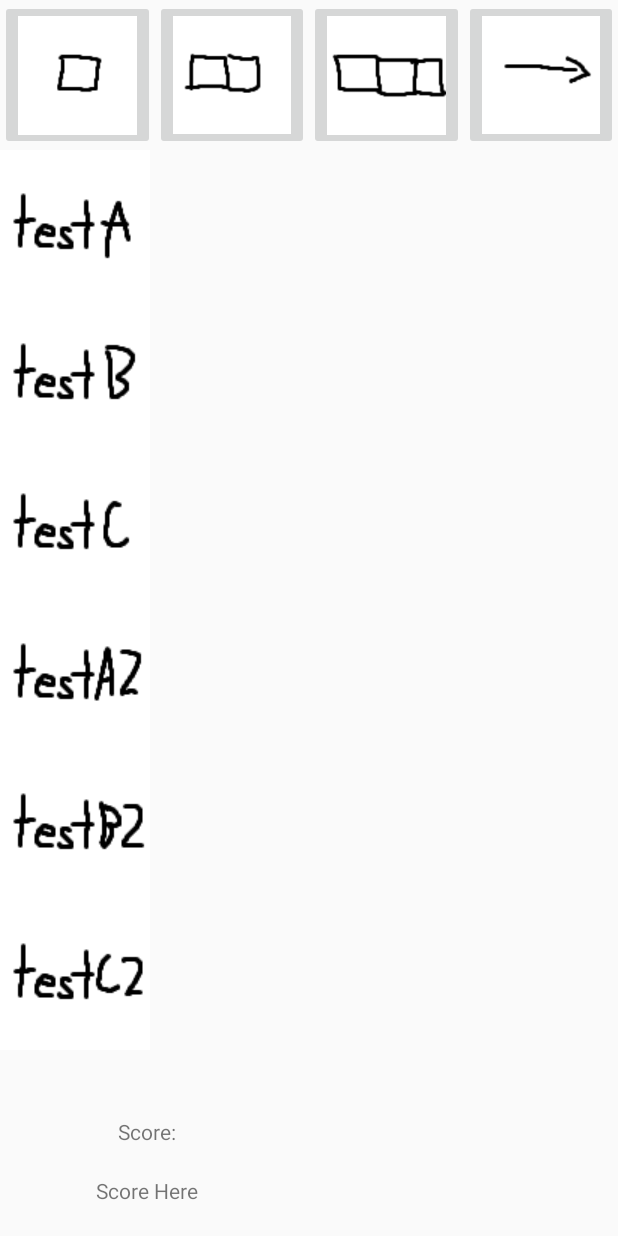
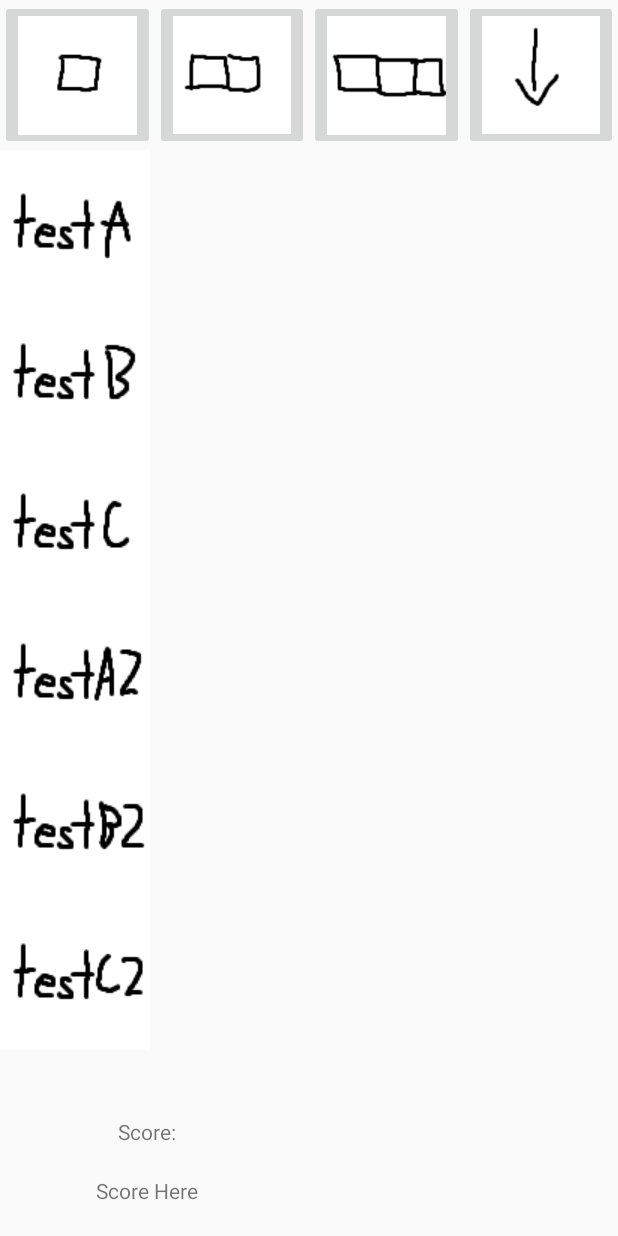
Before and after one commit to Moritz-Bergemann/MADAssignment1, an Android app: the screen it shows after launch (MainActivity), on a phone screen of 412 x 824 dp. Run offline under Robolectric (Android 15) with nearby library versions, the phone set to English and light mode, and no system bars.

Commit message:
Fixed stupid dependency issues, got orientation working

```diff
--- a/app/src/main/java/com/moritz/android/madassignment1/LayoutSelectorFragment.java
+++ b/app/src/main/java/com/moritz/android/madassignment1/LayoutSelectorFragment.java
@@ -5,6 +5,7 @@ import android.os.Bundle;
 import androidx.annotation.NonNull;
 import androidx.annotation.Nullable;
 import androidx.fragment.app.Fragment;
+import androidx.lifecycle.Observer;
 import androidx.lifecycle.ViewModelProvider;
 
 import android.view.LayoutInflater;
@@ -58,9 +59,42 @@ public class LayoutSelectorFragment extends Fragment {
         mThreeButton = view.findViewById(R.id.threeButton);
         mOrientationButton = view.findViewById(R.id.orientationButton);
 
+        //** SETTING BUTTON ACTIONS **
+        //Make the different buttons set the designated number of rows/columns to their
+        // corresponding values (listened to by activity displaying them)
         mOneButton.setOnClickListener((View v) -> {
-
+            uiViewModel.setSize(1);
         });
 
+        mOneButton.setOnClickListener((View v) -> {
+            uiViewModel.setSize(2);
+        });
+
+        mOneButton.setOnClickListener((View v) -> {
+            uiViewModel.setSize(3);
+        });
+
+        //Making orientation button switch the orientation
+        mOrientationButton.setOnClickListener((View v) -> {
+            //Switch orientation
+            if (uiViewModel.getOrientation().getValue() == UIViewModel.Orientation.HORIZONTAL) {
+                uiViewModel.setOrientation(UIViewModel.Orientation.VERTICAL);
+            } else {
+                uiViewModel.setOrientation(UIViewModel.Orientation.HORIZONTAL);
+            }
+        });
+
+        //** SETTING BUTTON VISUALS **
+        uiViewModel.getOrientation().observe(requireActivity(), orientation -> {
+            if (orientation == UIViewModel.Orientation.HORIZONTAL) {
+                mTwoButton.setImageResource(R.drawable.two_row);
+                mThreeButton.setImageResource(R.drawable.three_row);
+                mOrientationButton.setImageResource(R.drawable.right_arrow);
+            } else { //If orientation is vertical
+                mTwoButton.setImageResource(R.drawable.two_col);
+                mThreeButton.setImageResource(R.drawable.three_col);
+                mOrientationButton.setImageResource(R.drawable.down_arrow);
+            }
+        });
     }
 }
--- a/app/src/main/res/layout/fragment_layout_selector.xml
+++ b/app/src/main/res/layout/fragment_layout_selector.xml
@@ -15,10 +15,8 @@
         android:src="@drawable/one"
         app:layout_constraintBottom_toBottomOf="parent"
         app:layout_constraintEnd_toStartOf="@+id/twoButton"
-        app:layout_constraintHorizontal_bias="0.5"
         app:layout_constraintStart_toStartOf="parent"
-        app:layout_constraintTop_toTopOf="parent"
-        app:layout_constraintVertical_bias="0.387" />
+        app:layout_constraintTop_toTopOf="parent" />
 
     <ImageButton
         android:id="@+id/twoButton"
@@ -29,7 +27,6 @@
         android:src="@drawable/two_col"
         app:layout_constraintBottom_toBottomOf="parent"
         app:layout_constraintEnd_toStartOf="@+id/threeButton"
-        app:layout_constraintHorizontal_bias="0.5"
         app:layout_constraintStart_toEndOf="@+id/oneButton"
         app:layout_constraintTop_toTopOf="parent" />
 
@@ -42,7 +39,6 @@
         android:src="@drawable/three_col"
         app:layout_constraintBottom_toBottomOf="parent"
         app:layout_constraintEnd_toStartOf="@+id/orientationButton"
-        app:layout_constraintHorizontal_bias="0.5"
         app:layout_constraintStart_toEndOf="@+id/twoButton"
         app:layout_constraintTop_toTopOf="parent" />
 
@@ -55,7 +51,6 @@
         android:src="@drawable/right_arrow"
         app:layout_constraintBottom_toBottomOf="parent"
         app:layout_constraintEnd_toEndOf="parent"
-        app:layout_constraintHorizontal_bias="0.5"
         app:layout_constraintStart_toEndOf="@+id/threeButton"
         app:layout_constraintTop_toTopOf="parent" />
 </androidx.constraintlayout.widget.ConstraintLayout>
```
Also changed, not shown: app/build.gradle (+15 -6 lines).
